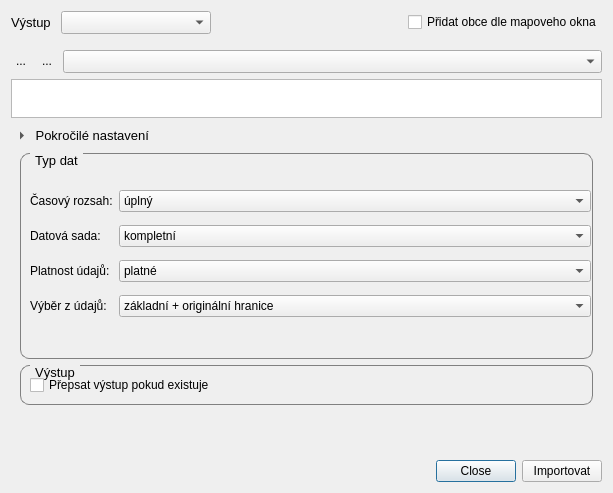
ctu-geoforall-lab/qgis-ruian-plugin, file ui_MainApp.ui: the form before one commit.
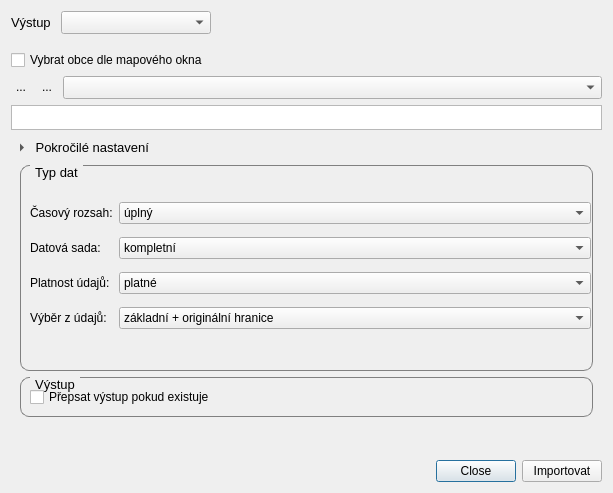
The form after the commit. Icons and pictures are not drawn.

What changed in the file:
```diff
--- a/ui_MainApp.ui
+++ b/ui_MainApp.ui
@@ -75,19 +75,6 @@
        </property>
       </widget>
      </item>
-     <item>
-      <widget class="QCheckBox" name="selectMapBox">
-       <property name="sizePolicy">
-        <sizepolicy hsizetype="Minimum" vsizetype="Fixed">
-         <horstretch>1</horstretch>
-         <verstretch>0</verstretch>
-        </sizepolicy>
-       </property>
-       <property name="text">
-        <string>Přidat obce dle mapoveho okna</string>
-       </property>
-      </widget>
-     </item>
     </layout>
    </item>
    <item>
@@ -106,6 +93,19 @@
      </property>
     </spacer>
    </item>
+   <item>
+    <widget class="QCheckBox" name="selectMapBox">
+     <property name="sizePolicy">
+      <sizepolicy hsizetype="Minimum" vsizetype="Fixed">
+       <horstretch>1</horstretch>
+       <verstretch>0</verstretch>
+      </sizepolicy>
+     </property>
+     <property name="text">
+      <string>Vybrat obce dle mapového okna</string>
+     </property>
+    </widget>
+   </item>
    <item>
     <layout class="QHBoxLayout" name="horizontalLayoutSearch">
      <item>
```
